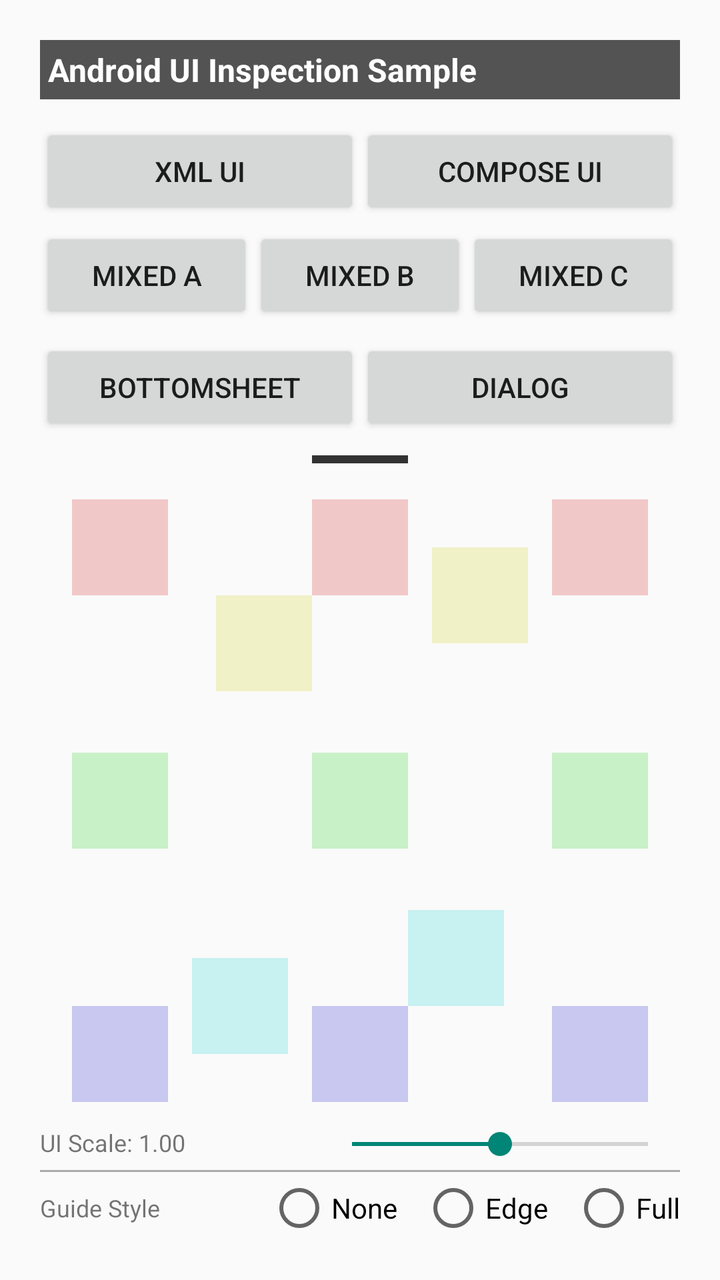
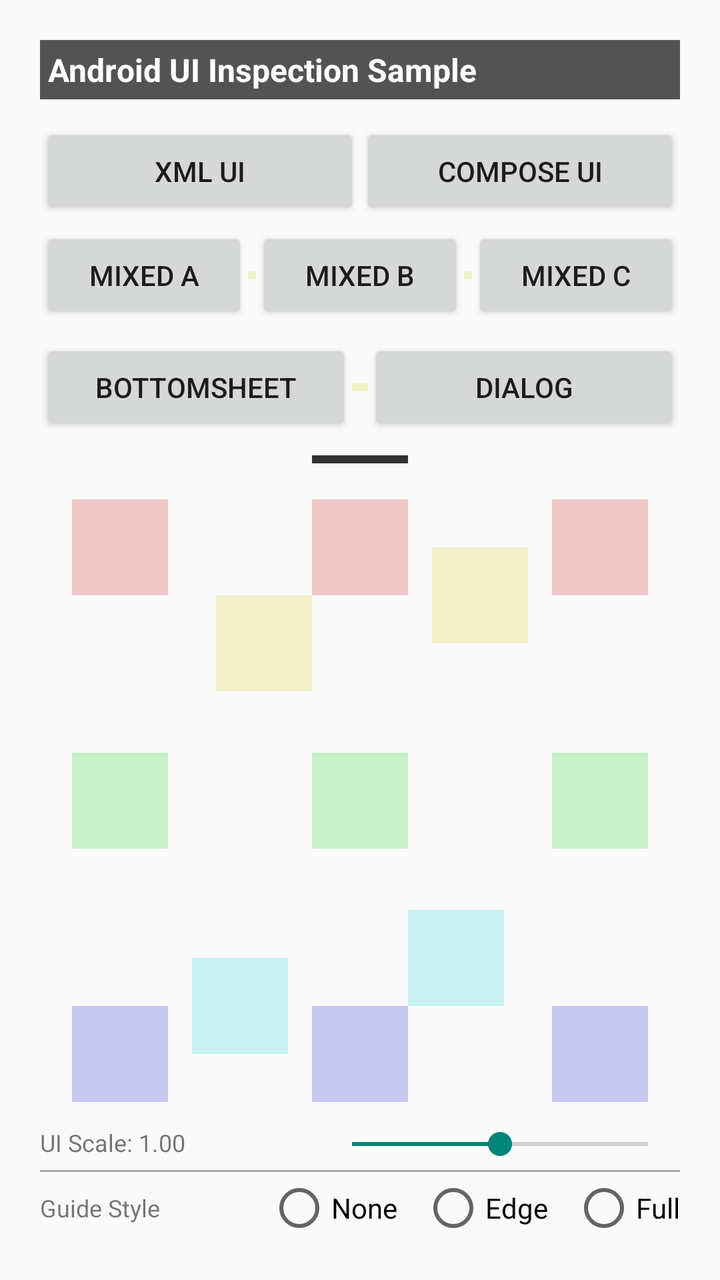

Before-and-after screenshots of an Android layout around one commit, followed by the original layout XML and the change that was made.
<!-- AndroidManifest.xml: application theme Theme.InspectionSample -->
<!-- res/layout/main_activity.xml -->
<?xml version="1.0" encoding="utf-8"?>
<LinearLayout xmlns:android="http://schemas.android.com/apk/res/android"
    xmlns:app="http://schemas.android.com/apk/res-auto"
    xmlns:tools="http://schemas.android.com/tools"
    android:id="@+id/main"
    android:layout_width="match_parent"
    android:layout_height="match_parent"
    android:orientation="vertical"
    android:padding="20dp"
    tools:ignore="HardcodedText">

    <TextView
        android:layout_width="match_parent"
        android:layout_height="wrap_content"
        android:background="@color/black_alpha_aa"
        android:padding="4dp"
        android:text="@string/main_title"
        android:textColor="@color/white"
        android:textSize="16sp"
        android:textStyle="bold" />

    <LinearLayout
        style="?android:attr/buttonBarStyle"
        android:layout_width="match_parent"
        android:layout_height="wrap_content"
        android:layout_marginTop="12dp"
        android:orientation="horizontal"
        android:paddingBottom="4dp">

        <Button
            android:id="@+id/showXmlUi"
            android:layout_width="0dp"
            android:layout_height="wrap_content"
            android:layout_weight="1"
            android:foreground="?attr/selectableItemBackground"
            android:text="@string/btn_xml_ui" />

        <Button
            android:id="@+id/showComposeUi"
            android:layout_width="0dp"
            android:layout_height="wrap_content"
            android:layout_weight="1"
            android:foreground="?attr/selectableItemBackground"
            android:text="@string/btn_compose_ui" />

    </LinearLayout>

    <LinearLayout
        android:layout_width="match_parent"
        android:layout_height="wrap_content"
        android:orientation="horizontal"
        android:paddingBottom="8dp">

        <Button
            android:id="@+id/showMixedA"
            android:layout_width="0dp"
            android:layout_height="wrap_content"
            android:layout_weight="1"
            android:foreground="?attr/selectableItemBackground"
            android:text="@string/btn_mixed_a" />

        <Button
            android:id="@+id/showMixedB"
            android:layout_width="0dp"
            android:layout_height="wrap_content"
            android:layout_weight="1"
            android:foreground="?attr/selectableItemBackground"
            android:text="@string/btn_mixed_b" />

        <Button
            android:id="@+id/showMixedC"
            android:layout_width="0dp"
            android:layout_height="wrap_content"
            android:layout_weight="1"
            android:foreground="?attr/selectableItemBackground"
            android:text="@string/btn_mixed_c" />

    </LinearLayout>

    <LinearLayout
        style="?android:attr/buttonBarStyle"
        android:layout_width="match_parent"
        android:layout_height="wrap_content"
        android:orientation="horizontal">

        <Button
            android:id="@+id/showBottomSheetUi"
            android:layout_width="0dp"
            android:layout_height="wrap_content"
            android:layout_weight="1"
            android:foreground="?attr/selectableItemBackground"
            android:text="BottomSheet" />

        <Button
            android:id="@+id/showDialogUi"
            android:layout_width="0dp"
            android:layout_height="wrap_content"
            android:layout_weight="1"
            android:foreground="?attr/selectableItemBackground"
            android:text="Dialog" />

    </LinearLayout>

    <View
        android:layout_width="48dp"
        android:layout_height="4dp"
        android:layout_gravity="center_horizontal"
        android:layout_marginVertical="10dp"
        android:background="@color/black_alpha_cc" />

    <androidx.constraintlayout.widget.ConstraintLayout
        android:layout_width="match_parent"
        android:layout_height="0dp"
        android:layout_marginHorizontal="16dp"
        android:layout_marginVertical="8dp"
        android:layout_weight="1">

        <View
            android:id="@+id/lt"
            android:layout_width="48dp"
            android:layout_height="48dp"
            android:background="@color/red_20a"
            app:layout_constraintStart_toStartOf="parent"
            app:layout_constraintTop_toTopOf="parent" />

        <View
            android:id="@+id/t"
            android:layout_width="48dp"
            android:layout_height="48dp"
            android:background="@color/red_20a"
            app:layout_constraintEnd_toStartOf="@+id/rt"
            app:layout_constraintStart_toEndOf="@+id/lt"
            app:layout_constraintTop_toTopOf="parent" />

        <View
            android:id="@+id/rt"
            android:layout_width="48dp"
            android:layout_height="48dp"
            android:background="@color/red_20a"
            app:layout_constraintEnd_toEndOf="parent"
            app:layout_constraintTop_toTopOf="parent" />

        <View
            android:id="@+id/ult"
            android:layout_width="48dp"
            android:layout_height="48dp"
            android:background="@color/yellow_20a"
            app:layout_constraintEnd_toStartOf="@id/t"
            app:layout_constraintTop_toBottomOf="@id/t" />

        <View
            android:id="@+id/urt"
            android:layout_width="48dp"
            android:layout_height="48dp"
            android:background="@color/yellow_20a"
            app:layout_constraintBottom_toBottomOf="@+id/ult"
            app:layout_constraintEnd_toStartOf="@+id/rt"
            app:layout_constraintStart_toEndOf="@+id/t"
            app:layout_constraintTop_toTopOf="@+id/rt" />

        <View
            android:id="@+id/lc"
            android:layout_width="48dp"
            android:layout_height="48dp"
            android:background="@color/green_20a"
            app:layout_constraintBottom_toBottomOf="@+id/c"
            app:layout_constraintStart_toStartOf="parent"
            app:layout_constraintTop_toTopOf="@+id/c" />

        <View
            android:id="@+id/c"
            android:layout_width="48dp"
            android:layout_height="48dp"
            android:background="@color/green_20a"
            app:layout_constraintBottom_toTopOf="@+id/b"
            app:layout_constraintEnd_toStartOf="@+id/rt"
            app:layout_constraintStart_toEndOf="@+id/lt"
            app:layout_constraintTop_toBottomOf="@+id/t" />

        <View
            android:id="@+id/rc"
            android:layout_width="48dp"
            android:layout_height="48dp"
            android:background="@color/green_20a"
            app:layout_constraintBottom_toBottomOf="@+id/c"
            app:layout_constraintEnd_toEndOf="parent"
            app:layout_constraintTop_toTopOf="@+id/c" />

        <View
            android:id="@+id/lb"
            android:layout_width="48dp"
            android:layout_height="48dp"
            android:background="@color/blue_20a"
            app:layout_constraintBottom_toBottomOf="parent"
            app:layout_constraintStart_toStartOf="parent" />

        <View
            android:id="@+id/b"
            android:layout_width="48dp"
            android:layout_height="48dp"
            android:background="@color/blue_20a"
            app:layout_constraintBottom_toBottomOf="parent"
            app:layout_constraintEnd_toStartOf="@+id/rt"
            app:layout_constraintStart_toEndOf="@+id/lt" />

        <View
            android:id="@+id/rb"
            android:layout_width="48dp"
            android:layout_height="48dp"
            android:background="@color/blue_20a"
            app:layout_constraintBottom_toBottomOf="parent"
            app:layout_constraintEnd_toEndOf="parent" />

        <View
            android:id="@+id/arb"
            android:layout_width="48dp"
            android:layout_height="48dp"
            android:background="@color/cyan_20a"
            app:layout_constraintBottom_toTopOf="@id/b"
            app:layout_constraintStart_toEndOf="@id/b" />

        <View
            android:id="@+id/alb"
            android:layout_width="48dp"
            android:layout_height="48dp"
            android:background="@color/cyan_20a"
            app:layout_constraintBottom_toBottomOf="@+id/lb"
            app:layout_constraintEnd_toStartOf="@+id/b"
            app:layout_constraintStart_toEndOf="@+id/lb"
            app:layout_constraintTop_toTopOf="@+id/arb" />

    </androidx.constraintlayout.widget.ConstraintLayout>

    <LinearLayout
        android:layout_width="match_parent"
        android:layout_height="wrap_content"
        android:layout_marginTop="4dp"
        android:orientation="horizontal">

        <TextView
            android:id="@+id/uiScale"
            android:layout_width="140dp"
            android:layout_height="wrap_content"
            android:layout_gravity="center_vertical"
            android:includeFontPadding="false"
            android:text="@string/ui_scale_initial"
            android:textSize="12sp" />

        <SeekBar
            android:id="@+id/uiScaleSeekBar"
            android:layout_width="0dp"
            android:layout_height="wrap_content"
            android:layout_gravity="center_vertical"
            android:layout_weight="1"
            android:max="120"
            android:min="80"
            android:progress="100" />

    </LinearLayout>

    <View
        android:layout_width="match_parent"
        android:layout_height="1dp"
        android:layout_gravity="center_horizontal"
        android:layout_marginTop="4dp"
        android:background="@android:color/darker_gray" />

    <LinearLayout
        android:layout_width="match_parent"
        android:layout_height="wrap_content"
        android:layout_marginTop="2dp"
        android:orientation="horizontal">

        <TextView
            android:layout_width="0dp"
            android:layout_height="wrap_content"
            android:layout_gravity="center_vertical"
            android:layout_weight="1"
            android:text="Guide Style"
            android:textSize="12sp" />

        <RadioGroup
            android:id="@+id/guideStyleGroup"
            android:layout_width="wrap_content"
            android:layout_height="wrap_content"
            android:layout_gravity="center_vertical"
            android:orientation="horizontal">

            <RadioButton
                android:id="@+id/guideNone"
                android:layout_width="wrap_content"
                android:layout_height="wrap_content"
                android:text="None" />

            <RadioButton
                android:id="@+id/guideEdge"
                android:layout_width="wrap_content"
                android:layout_height="wrap_content"
                android:layout_marginStart="12dp"
                android:text="Edge" />

            <RadioButton
                android:id="@+id/guideFull"
                android:layout_width="wrap_content"
                android:layout_height="wrap_content"
                android:layout_marginStart="12dp"
                android:text="Full" />
        </RadioGroup>

    </LinearLayout>

</LinearLayout>
<!-- resources referenced by this layout -->
<resources>
  <color name="black_alpha_aa">#AA000000</color>
  <color name="black_alpha_cc">#CC000000</color>
  <color name="blue_20a">#330000CC</color>
  <color name="cyan_20a">#3300CCCC</color>
  <color name="green_20a">#3300CC00</color>
  <color name="red_20a">#33CC0000</color>
  <color name="white">#FFFFFFFF</color>
  <color name="yellow_20a">#33CCCC00</color>
  <string name="btn_compose_ui">Compose UI</string>
  <string name="btn_mixed_a">Mixed A</string>
  <string name="btn_mixed_b">Mixed B</string>
  <string name="btn_mixed_c">Mixed C</string>
  <string name="btn_xml_ui">XML UI</string>
  <string name="main_title">Android UI Inspection Sample</string>
  <string name="ui_scale_initial">UI Scale: 1.00</string>
  <style name="Theme.InspectionSample" parent="Theme.AppCompat.DayNight.NoActionBar" />
</resources>

<!-- the commit's change to res/layout/main_activity.xml (unified diff, before → after) -->
@@ -59,6 +59,12 @@
             android:foreground="?attr/selectableItemBackground"
             android:text="@string/btn_mixed_a" />
 
+        <View
+            android:layout_width="4dp"
+            android:layout_height="4dp"
+            android:layout_gravity="center"
+            android:background="@color/yellow_20a" />
+
         <Button
             android:id="@+id/showMixedB"
             android:layout_width="0dp"
@@ -67,6 +73,12 @@
             android:foreground="?attr/selectableItemBackground"
             android:text="@string/btn_mixed_b" />
 
+        <View
+            android:layout_width="4dp"
+            android:layout_height="4dp"
+            android:layout_gravity="center"
+            android:background="@color/yellow_20a" />
+
         <Button
             android:id="@+id/showMixedC"
             android:layout_width="0dp"
@@ -90,6 +102,12 @@
             android:layout_weight="1"
             android:foreground="?attr/selectableItemBackground"
             android:text="BottomSheet" />
+
+        <View
+            android:layout_width="8dp"
+            android:layout_height="4dp"
+            android:layout_gravity="center"
+            android:background="@color/yellow_20a" />
 
         <Button
             android:id="@+id/showDialogUi"
